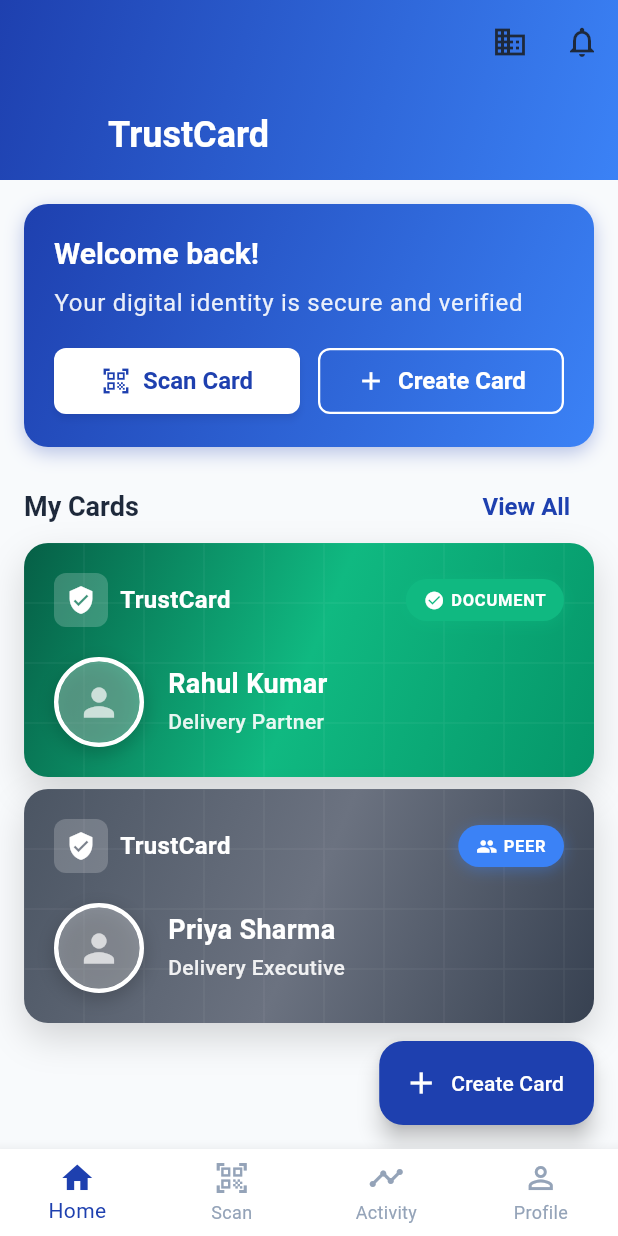
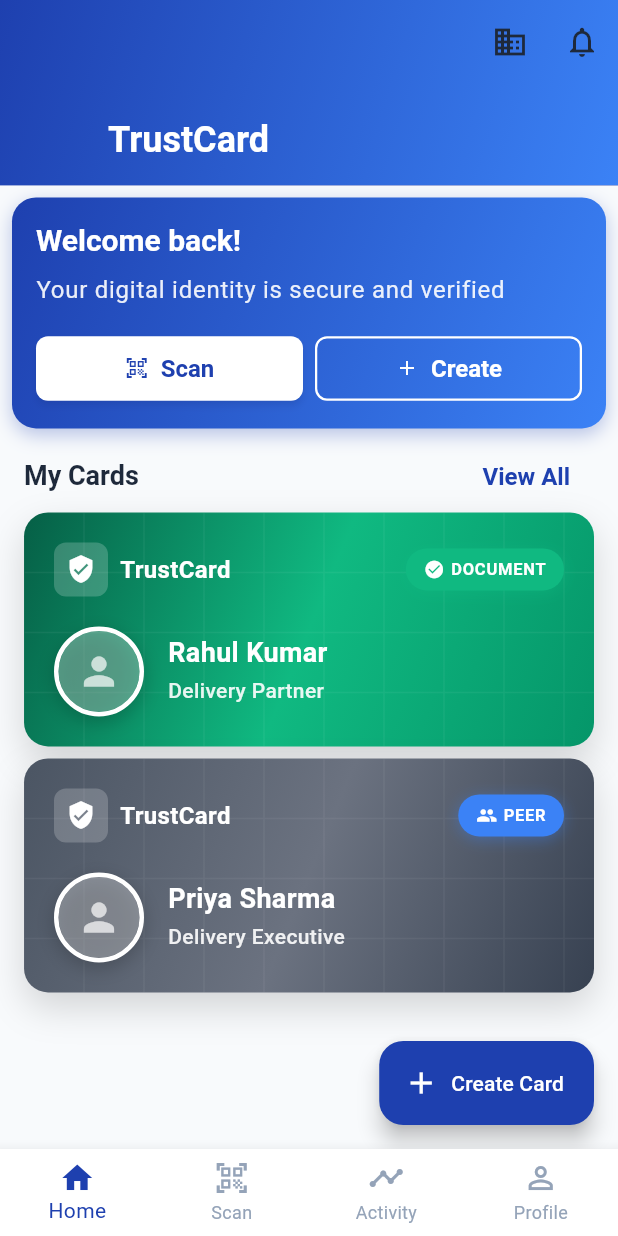
Before and after one commit to Mishh22/TrustCard, a Flutter app: the HomeScreen screen opened by its route, on a phone screen of 412 x 824 dp. Run offline on Flutter 3.47's test engine with Material 3 defaults, Android fonts, the phone set to English and light mode, and no system bars; our stand-ins replace go_router, image_picker, qr_flutter, shared_preferences; missing offline and left inert: mobile_scanner; accounts and stored records are empty.

Commit message:
Fix white background issues and add responsive design
- Fixed white background issue on auth screen by adding Scaffold backgroundColor
- Fixed white background issue on home screen with proper Container background
- Added responsive design helper utility for different screen sizes
- Improved button layouts and spacing for mobile devices
- Enhanced app theme consistency across all screens

```diff
--- a/lib/screens/auth_screen.dart
+++ b/lib/screens/auth_screen.dart
@@ -28,7 +28,10 @@
   @override
   Widget build(BuildContext context) {
     return Scaffold(
+      backgroundColor: AppTheme.primaryBlue,
       body: Container(
+        width: double.infinity,
+        height: double.infinity,
         decoration: const BoxDecoration(
           gradient: LinearGradient(
             begin: Alignment.topLeft,
--- a/lib/screens/home_screen.dart
+++ b/lib/screens/home_screen.dart
@@ -6,6 +6,7 @@
 import '../widgets/digital_card_widget.dart';
 import '../models/user_card.dart';
 import '../utils/app_theme.dart';
+import '../utils/responsive_helper.dart';
 import 'notification_center_screen.dart';
 
 class HomeScreen extends StatefulWidget {
@@ -28,6 +29,7 @@
   @override
   Widget build(BuildContext context) {
     return Scaffold(
+      backgroundColor: AppTheme.backgroundLight,
       body: SafeArea(
         child: Consumer2<AuthProvider, CardProvider>(
           builder: (context, authProvider, cardProvider, child) {
@@ -60,14 +62,18 @@
   }
 
   Widget _buildHomeContent(BuildContext context, AuthProvider authProvider, CardProvider cardProvider) {
-    return CustomScrollView(
+    return Container(
+      color: AppTheme.backgroundLight,
+      child: CustomScrollView(
+        physics: const BouncingScrollPhysics(),
         slivers: [
         // App Bar
         SliverAppBar(
-          expandedHeight: 120,
+          expandedHeight: MediaQuery.of(context).size.height * 0.15, // Responsive height
           floating: false,
           pinned: true,
           backgroundColor: AppTheme.primaryBlue,
+          elevation: 0,
           flexibleSpace: FlexibleSpaceBar(
             title: const Text(
               'TrustCard',
@@ -110,8 +116,8 @@
         // Welcome Section
         SliverToBoxAdapter(
           child: Container(
-            margin: const EdgeInsets.all(16),
-            padding: const EdgeInsets.all(20),
+            margin: ResponsiveHelper.getResponsiveMargin(context),
+            padding: ResponsiveHelper.getResponsivePadding(context),
             decoration: BoxDecoration(
               gradient: const LinearGradient(
                 begin: Alignment.topLeft,
@@ -148,33 +154,36 @@
                   ),
                 ),
                 const SizedBox(height: 16),
-                Row(
+                LayoutBuilder(
+                  builder: (context, constraints) {
+                    final isSmallScreen = constraints.maxWidth < 400;
+                    return Row(
                       children: [
                         Expanded(
                           child: ElevatedButton.icon(
                             onPressed: () => context.push('/scan'),
-                        icon: const Icon(Icons.qr_code_scanner, size: 20),
-                        label: const Text('Scan Card'),
+                            icon: Icon(Icons.qr_code_scanner, size: isSmallScreen ? 16 : 20),
+                            label: Text(isSmallScreen ? 'Scan' : 'Scan Card'),
                             style: ElevatedButton.styleFrom(
                               backgroundColor: Colors.white,
                               foregroundColor: AppTheme.primaryBlue,
-                          padding: const EdgeInsets.symmetric(vertical: 12, horizontal: 16),
+                              padding: ResponsiveHelper.getResponsiveButtonPadding(context),
                               shape: RoundedRectangleBorder(
                                 borderRadius: BorderRadius.circular(8),
                               ),
                             ),
                           ),
                         ),
-                    const SizedBox(width: 12),
+                        SizedBox(width: isSmallScreen ? 8 : 12),
                         Expanded(
                           child: OutlinedButton.icon(
                             onPressed: () => context.push('/create-card'),
-                        icon: const Icon(Icons.add, size: 20),
-                        label: const Text('Create Card'),
+                            icon: Icon(Icons.add, size: isSmallScreen ? 16 : 20),
+                            label: Text(isSmallScreen ? 'Create' : 'Create Card'),
                             style: OutlinedButton.styleFrom(
                               foregroundColor: Colors.white,
                               side: const BorderSide(color: Colors.white, width: 1.5),
-                          padding: const EdgeInsets.symmetric(vertical: 12, horizontal: 16),
+                              padding: ResponsiveHelper.getResponsiveButtonPadding(context),
                               shape: RoundedRectangleBorder(
                                 borderRadius: BorderRadius.circular(8),
                               ),
@@ -182,6 +191,8 @@
                           ),
                         ),
                       ],
+                    );
+                  },
                 ),
               ],
             ),
@@ -191,7 +202,10 @@
         // My Cards Section
         SliverToBoxAdapter(
           child: Padding(
-            padding: const EdgeInsets.symmetric(horizontal: 16),
+            padding: ResponsiveHelper.getResponsivePadding(context).copyWith(
+              top: 0,
+              bottom: 0,
+            ),
             child: Row(
               mainAxisAlignment: MainAxisAlignment.spaceBetween,
               children: [
@@ -216,8 +230,8 @@
         if (cardProvider.cards.isEmpty)
           SliverToBoxAdapter(
             child: Container(
-              margin: const EdgeInsets.all(16),
-              padding: const EdgeInsets.all(32),
+              margin: ResponsiveHelper.getResponsiveMargin(context),
+              padding: ResponsiveHelper.getResponsivePadding(context),
               decoration: BoxDecoration(
                 color: Colors.grey[50],
                 borderRadius: BorderRadius.circular(16),
@@ -349,7 +363,15 @@
               childCount: cardProvider.scannedCards.length,
             ),
           ),
+
+        // Bottom padding to ensure content doesn't get cut off
+        SliverToBoxAdapter(
+          child: SizedBox(
+            height: MediaQuery.of(context).padding.bottom + 100, // Extra space for FAB
+          ),
+        ),
         ],
+      ),
     );
   }
 
--- /dev/null
+++ b/lib/utils/responsive_helper.dart
@@ -0,0 +1,144 @@
+import 'package:flutter/material.dart';
+
+class ResponsiveHelper {
+  // Screen size breakpoints
+  static const double mobileBreakpoint = 600;
+  static const double tabletBreakpoint = 900;
+  static const double desktopBreakpoint = 1200;
+
+  // Get screen type
+  static ScreenType getScreenType(BuildContext context) {
+    final width = MediaQuery.of(context).size.width;
+    if (width < mobileBreakpoint) return ScreenType.mobile;
+    if (width < tabletBreakpoint) return ScreenType.tablet;
+    if (width < desktopBreakpoint) return ScreenType.desktop;
+    return ScreenType.largeDesktop;
+  }
+
+  // Check if screen is mobile
+  static bool isMobile(BuildContext context) {
+    return getScreenType(context) == ScreenType.mobile;
+  }
+
+  // Check if screen is tablet
+  static bool isTablet(BuildContext context) {
+    return getScreenType(context) == ScreenType.tablet;
+  }
+
+  // Check if screen is desktop
+  static bool isDesktop(BuildContext context) {
+    return getScreenType(context) == ScreenType.desktop;
+  }
+
+  // Get responsive padding
+  static EdgeInsets getResponsivePadding(BuildContext context) {
+    final screenType = getScreenType(context);
+    switch (screenType) {
+      case ScreenType.mobile:
+        return const EdgeInsets.all(16);
+      case ScreenType.tablet:
+        return const EdgeInsets.all(24);
+      case ScreenType.desktop:
+        return const EdgeInsets.all(32);
+      case ScreenType.largeDesktop:
+        return const EdgeInsets.all(40);
+    }
+  }
+
+  // Get responsive margin
+  static EdgeInsets getResponsiveMargin(BuildContext context) {
+    final screenType = getScreenType(context);
+    switch (screenType) {
+      case ScreenType.mobile:
+        return const EdgeInsets.all(8);
+      case ScreenType.tablet:
+        return const EdgeInsets.all(12);
+      case ScreenType.desktop:
+        return const EdgeInsets.all(16);
+      case ScreenType.largeDesktop:
+        return const EdgeInsets.all(20);
+    }
+  }
+
+  // Get responsive font size
+  static double getResponsiveFontSize(BuildContext context, double baseFontSize) {
+    final screenType = getScreenType(context);
+    switch (screenType) {
+      case ScreenType.mobile:
+        return baseFontSize;
+      case ScreenType.tablet:
+        return baseFontSize * 1.1;
+      case ScreenType.desktop:
+        return baseFontSize * 1.2;
+      case ScreenType.largeDesktop:
+        return baseFontSize * 1.3;
+    }
+  }
+
+  // Get responsive icon size
+  static double getResponsiveIconSize(BuildContext context, double baseIconSize) {
+    final screenType = getScreenType(context);
+    switch (screenType) {
+      case ScreenType.mobile:
+        return baseIconSize;
+      case ScreenType.tablet:
+        return baseIconSize * 1.2;
+      case ScreenType.desktop:
+        return baseIconSize * 1.4;
+      case ScreenType.largeDesktop:
+        return baseIconSize * 1.6;
+    }
+  }
+
+  // Get responsive button padding
+  static EdgeInsets getResponsiveButtonPadding(BuildContext context) {
+    final screenType = getScreenType(context);
+    switch (screenType) {
+      case ScreenType.mobile:
+        return const EdgeInsets.symmetric(horizontal: 16, vertical: 12);
+      case ScreenType.tablet:
+        return const EdgeInsets.symmetric(horizontal: 20, vertical: 14);
+      case ScreenType.desktop:
+        return const EdgeInsets.symmetric(horizontal: 24, vertical: 16);
+      case ScreenType.largeDesktop:
+        return const EdgeInsets.symmetric(horizontal: 28, vertical: 18);
+    }
+  }
+
+  // Get responsive grid columns
+  static int getResponsiveGridColumns(BuildContext context) {
+    final screenType = getScreenType(context);
+    switch (screenType) {
+      case ScreenType.mobile:
+        return 1;
+      case ScreenType.tablet:
+        return 2;
+      case ScreenType.desktop:
+        return 3;
+      case ScreenType.largeDesktop:
+        return 4;
+    }
+  }
+
+  // Get responsive spacing
+  static double getResponsiveSpacing(BuildContext context, double baseSpacing) {
+    final screenType = getScreenType(context);
+    switch (screenType) {
+      case ScreenType.mobile:
+        return baseSpacing;
+      case ScreenType.tablet:
+        return baseSpacing * 1.2;
+      case ScreenType.desktop:
+        return baseSpacing * 1.4;
+      case ScreenType.largeDesktop:
+        return baseSpacing * 1.6;
+    }
+  }
+}
+
+enum ScreenType {
+  mobile,
+  tablet,
+  desktop,
+  largeDesktop,
+}
```
Lines whose indentation alone changed are shown as unchanged.
